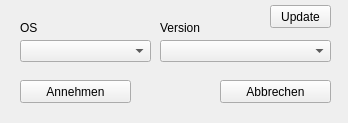
Above: versionSpoofer/QtConfig.ui from exp111/TS3PatchExtensions before the change. Below: the same form after it.
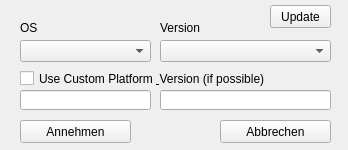
That is the form after the change.

Commit message: -ConnectionInfoSpoofer sends spamable stuff -Fuck setFields (doesn't work anymore, idk why) -customOS & Version (needs way to check if server is a teaspeak server)

The edit to the form file:
```diff
--- a/versionSpoofer/QtConfig.ui
+++ b/versionSpoofer/QtConfig.ui
@@ -7,7 +7,7 @@
     <x>0</x>
     <y>0</y>
     <width>348</width>
-    <height>123</height>
+    <height>150</height>
    </rect>
   </property>
   <property name="minimumSize">
@@ -26,7 +26,7 @@
    <property name="geometry">
     <rect>
      <x>20</x>
-     <y>80</y>
+     <y>120</y>
      <width>111</width>
      <height>23</height>
     </rect>
@@ -42,7 +42,7 @@
    <property name="geometry">
     <rect>
      <x>220</x>
-     <y>80</y>
+     <y>120</y>
      <width>111</width>
      <height>23</height>
     </rect>
@@ -110,6 +110,39 @@
     <string>Update</string>
    </property>
   </widget>
+  <widget class="QLineEdit" name="customOSLine">
+   <property name="geometry">
+    <rect>
+     <x>20</x>
+     <y>90</y>
+     <width>131</width>
+     <height>20</height>
+    </rect>
+   </property>
+  </widget>
+  <widget class="QLineEdit" name="customVersionLine">
+   <property name="geometry">
+    <rect>
+     <x>160</x>
+     <y>90</y>
+     <width>171</width>
+     <height>20</height>
+    </rect>
+   </property>
+  </widget>
+  <widget class="QCheckBox" name="customVersionBox">
+   <property name="geometry">
+    <rect>
+     <x>20</x>
+     <y>70</y>
+     <width>311</width>
+     <height>17</height>
+    </rect>
+   </property>
+   <property name="text">
+    <string>Use Custom Platform &amp; Version (if possible)</string>
+   </property>
+  </widget>
  </widget>
  <layoutdefault spacing="6" margin="11"/>
  <resources/>
```
The commit also changes 9 other files.
